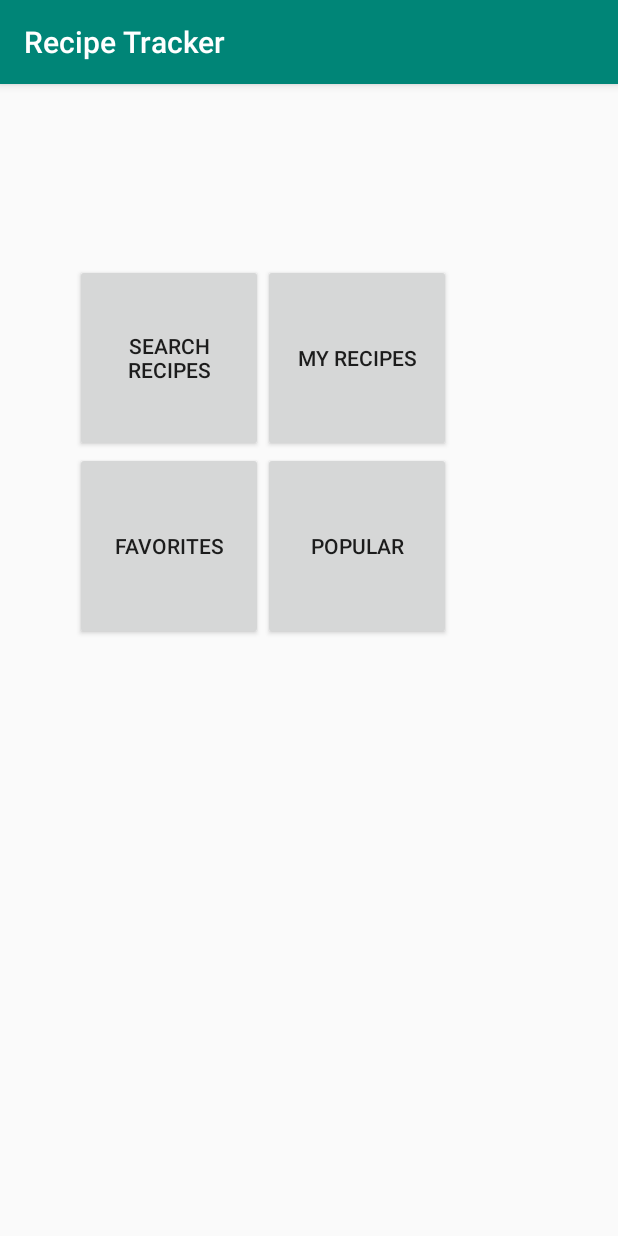
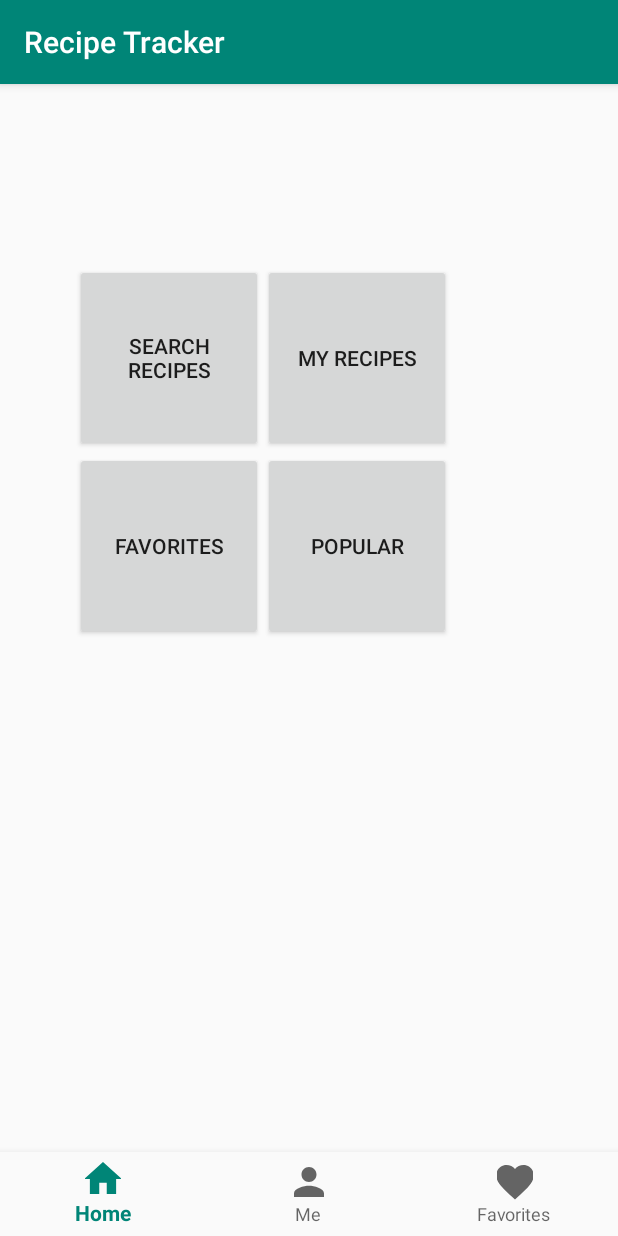
Before and after one commit to linj2/Recipes-Android-app, an Android app: the screen it shows after launch (MainActivity), on a phone screen of 412 x 824 dp. Run offline under Robolectric (Android 15) with nearby library versions, the phone set to English and light mode, and no system bars.

Commit message:
add bottom navigation menu

```diff
--- /dev/null
+++ b/RecipeTracker/app/src/main/res/drawable-anydpi/ic_favorite.xml
@@ -0,0 +1,13 @@
+<vector xmlns:android="http://schemas.android.com/apk/res/android"
+    android:width="24dp"
+    android:height="24dp"
+    android:viewportWidth="19.2"
+    android:viewportHeight="19.2"
+    android:tint="#FFFFFF">
+  <group android:translateX="-2.4"
+      android:translateY="-2.4">
+      <path
+          android:fillColor="#FF000000"
+          android:pathData="M12,21.35l-1.45,-1.32C5.4,15.36 2,12.28 2,8.5 2,5.42 4.42,3 7.5,3c1.74,0 3.41,0.81 4.5,2.09C13.09,3.81 14.76,3 16.5,3 19.58,3 22,5.42 22,8.5c0,3.78 -3.4,6.86 -8.55,11.54L12,21.35z"/>
+  </group>
+</vector>
--- /dev/null
+++ b/RecipeTracker/app/src/main/res/drawable-anydpi/ic_home.xml
@@ -0,0 +1,13 @@
+<vector xmlns:android="http://schemas.android.com/apk/res/android"
+    android:width="24dp"
+    android:height="24dp"
+    android:viewportWidth="19.2"
+    android:viewportHeight="19.2"
+    android:tint="#FFFFFF">
+  <group android:translateX="-2.4"
+      android:translateY="-2.4">
+      <path
+          android:fillColor="#FF000000"
+          android:pathData="M10,20v-6h4v6h5v-8h3L12,3 2,12h3v8z"/>
+  </group>
+</vector>
--- /dev/null
+++ b/RecipeTracker/app/src/main/res/drawable-anydpi/ic_me.xml
@@ -0,0 +1,13 @@
+<vector xmlns:android="http://schemas.android.com/apk/res/android"
+    android:width="24dp"
+    android:height="24dp"
+    android:viewportWidth="19.2"
+    android:viewportHeight="19.2"
+    android:tint="#FFFFFF">
+  <group android:translateX="-2.4"
+      android:translateY="-2.4">
+      <path
+          android:fillColor="#FF000000"
+          android:pathData="M12,12c2.21,0 4,-1.79 4,-4s-1.79,-4 -4,-4 -4,1.79 -4,4 1.79,4 4,4zM12,14c-2.67,0 -8,1.34 -8,4v2h16v-2c0,-2.66 -5.33,-4 -8,-4z"/>
+  </group>
+</vector>
--- a/RecipeTracker/app/src/main/res/layout/activity_main.xml
+++ b/RecipeTracker/app/src/main/res/layout/activity_main.xml
@@ -42,4 +42,14 @@
             android:text="@string/popular"
             android:layout_alignBottom="@+id/button_my_favorites"
             android:layout_alignStart="@id/button_my_recipes"/>
+
+    <com.google.android.material.bottomnavigation.BottomNavigationView
+            android:id="@+id/nav_view"
+            android:layout_width="match_parent"
+            android:layout_height="wrap_content"
+            android:background="?android:attr/windowBackground"
+            app:menu="@menu/bottom_nav_menu"
+            android:layout_alignParentBottom="true"
+    />
+
 </RelativeLayout>
--- /dev/null
+++ b/RecipeTracker/app/src/main/res/menu/bottom_nav_menu.xml
@@ -0,0 +1,20 @@
+<?xml version="1.0" encoding="utf-8"?>
+<menu xmlns:android="http://schemas.android.com/apk/res/android">
+
+    <item
+            android:id="@+id/nav_home"
+            android:icon="@drawable/ic_home"
+            android:title="@string/title_home"
+    />
+
+    <item
+            android:id="@+id/nav_teams"
+            android:icon="@drawable/ic_me"
+            android:title="@string/title_me"/>
+
+    <item
+            android:id="@+id/nav_favorite"
+            android:icon="@drawable/ic_favorite"
+            android:title="@string/favorites"
+    />
+</menu>
--- a/RecipeTracker/app/src/main/res/values/strings.xml
+++ b/RecipeTracker/app/src/main/res/values/strings.xml
@@ -4,4 +4,6 @@
     <string name="popular">Popular</string>
     <string name="my_recipes">My Recipes</string>
     <string name="search_recipes">Search Recipes</string>
+    <string name="title_home">Home</string>
+    <string name="title_me">Me</string>
 </resources>
```
